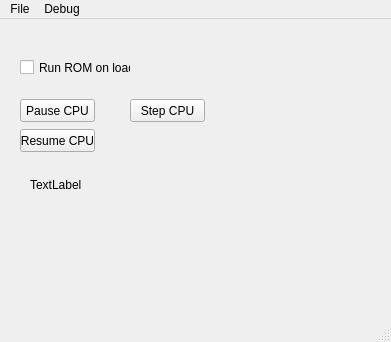
This is src/Platform/MainWindow.ui in Subv/shiny-ninja as Qt 5 draws it before an edit. The edited form follows.
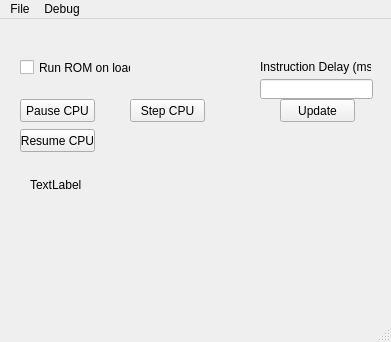
This is the edited form.

Commit message:
Only update UI elements from the UI thread (Use a signal to pass information and queue the update).
Added the possibility to modify the instruction execution delay in the UI.

What changed in the file:
```diff
--- a/src/Platform/MainWindow.ui
+++ b/src/Platform/MainWindow.ui
@@ -79,6 +79,42 @@
      <string>Resume CPU</string>
     </property>
    </widget>
+   <widget class="QLineEdit" name="instDelay">
+    <property name="geometry">
+     <rect>
+      <x>260</x>
+      <y>60</y>
+      <width>113</width>
+      <height>20</height>
+     </rect>
+    </property>
+   </widget>
+   <widget class="QLabel" name="label_2">
+    <property name="geometry">
+     <rect>
+      <x>260</x>
+      <y>40</y>
+      <width>111</width>
+      <height>16</height>
+     </rect>
+    </property>
+    <property name="text">
+     <string>Instruction Delay (ms)</string>
+    </property>
+   </widget>
+   <widget class="QPushButton" name="updateInstDelay">
+    <property name="geometry">
+     <rect>
+      <x>280</x>
+      <y>80</y>
+      <width>75</width>
+      <height>23</height>
+     </rect>
+    </property>
+    <property name="text">
+     <string>Update</string>
+    </property>
+   </widget>
   </widget>
   <widget class="QMenuBar" name="menubar">
    <property name="geometry">
```
Left out of the diff: 35 changed lines with no effect on the pictures. The commit also changes 2 other files.
